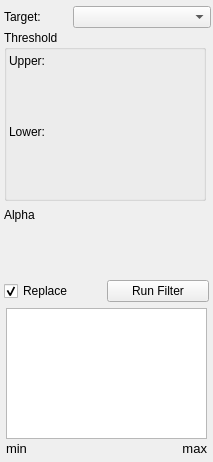
Qt form src/Interface/ToolInterface/HistogramEqualizationFilterInterface.ui (SCIInstitute/Seg3D) before a commit.
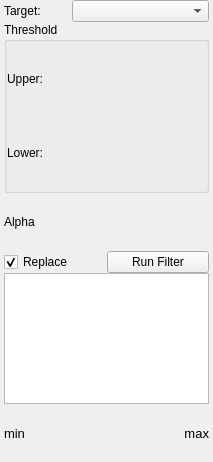
The same form after that commit.

```diff
--- a/src/Interface/ToolInterface/HistogramEqualizationFilterInterface.ui
+++ b/src/Interface/ToolInterface/HistogramEqualizationFilterInterface.ui
@@ -11,7 +11,7 @@
    </rect>
   </property>
   <property name="sizePolicy">
-   <sizepolicy hsizetype="Fixed" vsizetype="Fixed">
+   <sizepolicy hsizetype="Expanding" vsizetype="Fixed">
     <horstretch>0</horstretch>
     <verstretch>0</verstretch>
    </sizepolicy>
@@ -24,21 +24,65 @@
   </property>
   <property name="maximumSize">
    <size>
-    <width>213</width>
+    <width>16777215</width>
     <height>462</height>
    </size>
   </property>
   <property name="windowTitle">
    <string>Form</string>
   </property>
+  <layout class="QVBoxLayout" name="verticalLayout_2">
+   <property name="spacing">
+    <number>0</number>
+   </property>
+   <property name="leftMargin">
+    <number>4</number>
+   </property>
+   <property name="topMargin">
+    <number>0</number>
+   </property>
+   <property name="rightMargin">
+    <number>4</number>
+   </property>
+   <property name="bottomMargin">
+    <number>0</number>
+   </property>
+   <item>
+    <layout class="QHBoxLayout" name="activeHLayout" stretch="1,2">
+     <property name="spacing">
+      <number>0</number>
+     </property>
+     <item>
+      <widget class="QLabel" name="activeLabel">
+       <property name="text">
+        <string>Target:</string>
+       </property>
+      </widget>
+     </item>
+     <item>
+      <widget class="QComboBox" name="activeComboBox"/>
+     </item>
+    </layout>
+   </item>
+   <item>
   <widget class="QGroupBox" name="thresholdGroupBox">
-   <property name="geometry">
-    <rect>
-     <x>4</x>
-     <y>30</y>
-     <width>202</width>
+     <property name="sizePolicy">
+      <sizepolicy hsizetype="Expanding" vsizetype="Fixed">
+       <horstretch>0</horstretch>
+       <verstretch>0</verstretch>
+      </sizepolicy>
+     </property>
+     <property name="minimumSize">
+      <size>
+       <width>0</width>
      <height>171</height>
-    </rect>
+      </size>
+     </property>
+     <property name="maximumSize">
+      <size>
+       <width>16777215</width>
+       <height>171</height>
+      </size>
    </property>
    <property name="title">
     <string>Threshold</string>
@@ -46,37 +90,14 @@
    <property name="flat">
     <bool>false</bool>
    </property>
-   <widget class="QWidget" name="layoutWidget_6">
-    <property name="geometry">
-     <rect>
-      <x>5</x>
-      <y>112</y>
-      <width>193</width>
-      <height>51</height>
-     </rect>
-    </property>
-    <layout class="QHBoxLayout" name="lowerHLayout_bottom"/>
-   </widget>
-   <widget class="QWidget" name="layoutWidget_7">
-    <property name="geometry">
-     <rect>
-      <x>5</x>
-      <y>41</y>
-      <width>193</width>
-      <height>51</height>
-     </rect>
-    </property>
-    <layout class="QHBoxLayout" name="upperHLayout_bottom"/>
-   </widget>
-   <widget class="QWidget" name="layoutWidget_8">
-    <property name="geometry">
-     <rect>
-      <x>5</x>
-      <y>20</y>
-      <width>193</width>
-      <height>22</height>
-     </rect>
-    </property>
+     <layout class="QVBoxLayout" name="verticalLayout">
+      <property name="spacing">
+       <number>0</number>
+      </property>
+      <property name="margin">
+       <number>0</number>
+      </property>
+      <item>
     <layout class="QHBoxLayout" name="upperHLayout_top">
      <item>
       <widget class="QLabel" name="upperLabel">
@@ -99,16 +120,11 @@
       </spacer>
      </item>
     </layout>
-   </widget>
-   <widget class="QWidget" name="layoutWidget_9">
-    <property name="geometry">
-     <rect>
-      <x>5</x>
-      <y>91</y>
-      <width>193</width>
-      <height>22</height>
-     </rect>
-    </property>
+      </item>
+      <item>
+       <layout class="QHBoxLayout" name="upperHLayout_bottom"/>
+      </item>
+      <item>
     <layout class="QHBoxLayout" name="lowerHLayout_top">
      <item>
       <widget class="QLabel" name="lowerLabel">
@@ -131,53 +147,14 @@
       </spacer>
      </item>
     </layout>
-   </widget>
-  </widget>
-  <widget class="QWidget" name="layoutWidget_2">
-   <property name="geometry">
-    <rect>
-     <x>4</x>
-     <y>4</y>
-     <width>207</width>
-     <height>26</height>
-    </rect>
-   </property>
-   <layout class="QHBoxLayout" name="activeHLayout" stretch="1,2">
-    <property name="spacing">
-     <number>0</number>
-    </property>
-    <item>
-     <widget class="QLabel" name="activeLabel">
-      <property name="text">
-       <string>Target:</string>
-      </property>
-     </widget>
     </item>
     <item>
-     <widget class="QComboBox" name="activeComboBox"/>
+       <layout class="QHBoxLayout" name="lowerHLayout_bottom"/>
     </item>
    </layout>
   </widget>
-  <widget class="QWidget" name="layoutWidget_10">
-   <property name="geometry">
-    <rect>
-     <x>4</x>
-     <y>225</y>
-     <width>205</width>
-     <height>51</height>
-    </rect>
-   </property>
-   <layout class="QHBoxLayout" name="alphaHLayout_bottom"/>
-  </widget>
-  <widget class="QWidget" name="layoutWidget_11">
-   <property name="geometry">
-    <rect>
-     <x>4</x>
-     <y>204</y>
-     <width>205</width>
-     <height>22</height>
-    </rect>
-   </property>
+   </item>
+   <item>
    <layout class="QHBoxLayout" name="alphaHLayout_top">
     <item>
      <widget class="QLabel" name="alphaLabel">
@@ -200,16 +177,11 @@
      </spacer>
     </item>
    </layout>
-  </widget>
-  <widget class="QWidget" name="layoutWidget">
-   <property name="geometry">
-    <rect>
-     <x>4</x>
-     <y>275</y>
-     <width>205</width>
-     <height>32</height>
-    </rect>
-   </property>
+   </item>
+   <item>
+    <layout class="QHBoxLayout" name="alphaHLayout_bottom"/>
+   </item>
+   <item>
    <layout class="QHBoxLayout" name="replaceRunLayout">
     <property name="spacing">
      <number>0</number>
@@ -232,16 +204,30 @@
      </widget>
     </item>
    </layout>
-  </widget>
-  <widget class="QWidget" name="layoutWidget_3">
-   <property name="geometry">
-    <rect>
-     <x>6</x>
-     <y>438</y>
-     <width>201</width>
-     <height>20</height>
-    </rect>
-   </property>
+   </item>
+   <item>
+    <widget class="QGraphicsView" name="histogramView">
+     <property name="sizePolicy">
+      <sizepolicy hsizetype="Expanding" vsizetype="Fixed">
+       <horstretch>0</horstretch>
+       <verstretch>0</verstretch>
+      </sizepolicy>
+     </property>
+     <property name="minimumSize">
+      <size>
+       <width>0</width>
+       <height>131</height>
+      </size>
+     </property>
+     <property name="maximumSize">
+      <size>
+       <width>16777215</width>
+       <height>131</height>
+      </size>
+     </property>
+    </widget>
+   </item>
+   <item>
    <layout class="QHBoxLayout" name="minMaxHLayout">
     <item>
      <widget class="QLabel" name="minLabel">
@@ -273,17 +259,8 @@
      </widget>
     </item>
    </layout>
-  </widget>
-  <widget class="QGraphicsView" name="histogramView">
-   <property name="geometry">
-    <rect>
-     <x>6</x>
-     <y>308</y>
-     <width>201</width>
-     <height>131</height>
-    </rect>
-   </property>
-  </widget>
+   </item>
+  </layout>
  </widget>
  <resources/>
  <connections/>
```
Lines whose indentation alone changed are shown as unchanged.
